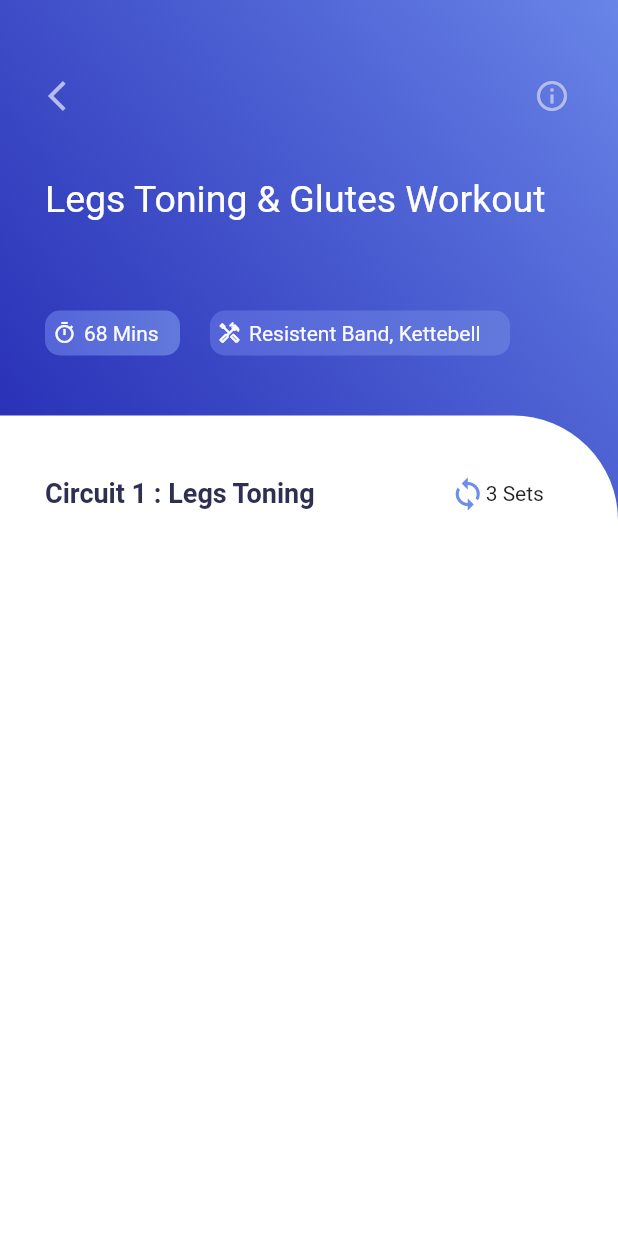
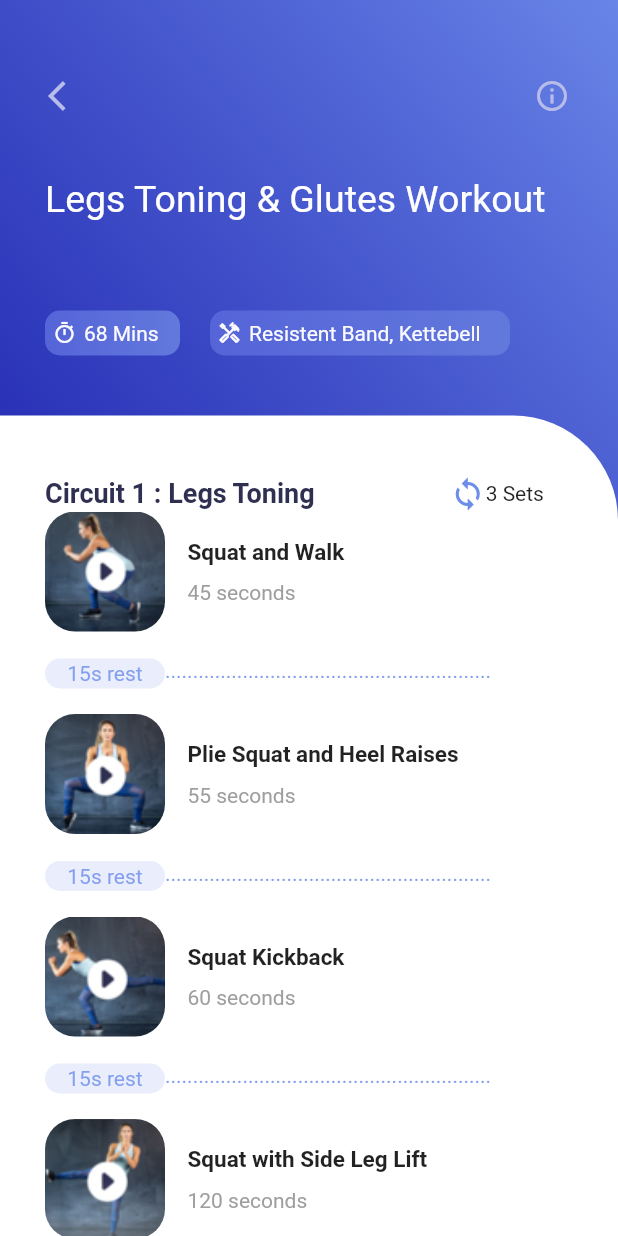
Before and after one commit to jaimonga420/training-app-ui, a Flutter app: the screen it shows after launch, after a tap on the "arrow forward" icon, on a phone screen of 412 x 824 dp. Run offline on Flutter 3.47's test engine with Material 2 defaults, Android fonts, the phone set to English and light mode, and no system bars.

Commit message:
Completed UI of videos info screen

```diff
--- a/json/videoinfo.json
+++ b/json/videoinfo.json
@@ -2,25 +2,25 @@
   {
     "title": "Squat and Walk",
     "time": "45 seconds",
-    "thumbnail": "embed/squat1.jpg",
+    "thumbnail": "assets/images/squat1.jpg",
     "videoUrl": "http://db.bslmeiyu.com/uploads/uploads/video/2021/08/21/1-%20Introduction.mp4"
   },
   {
     "title": "Plie Squat and Heel Raises",
     "time": "55 seconds",
-    "thumbnail": "embed/squat2.jpg",
+    "thumbnail": "assets/images/squat2.jpg",
     "videoUrl": "https://img.bslmeiyu.com/uploads/20170706/The%20Bananas%20Song%20%20Counting%20Bananas%20%20Super%20Simple%20Songs.mp4"
   },
   {
     "title": "Squat Kickback",
     "time": "60 seconds",
-    "thumbnail": "embed/squat3.jpg",
+    "thumbnail": "assets/images/squat3.jpg",
     "videoUrl": "https://flutter.github.io/assets-for-api-docs/assets/videos/butterfly.mp4"
   },
   {
     "title": "Squat with Side Leg Lift",
     "time": "120 seconds",
-    "thumbnail": "embed/squat4.jpg",
+    "thumbnail": "assets/images/squat4.jpg",
     "videoUrl": "https://flutter.github.io/assets-for-api-docs/assets/videos/butterfly.mp4"
   }
 
--- a/lib/main.dart
+++ b/lib/main.dart
@@ -22,11 +22,9 @@ class MyApp extends StatelessWidget {
       ),
       home: const Home(),
       routes: {
-        '/videosinfo' :(context) => VideosInfo(),
-        '/home' :(context) => Home(),
+        '/videosinfo': (context) => VideosInfo(),
+        '/home': (context) => Home(),
       },
-
     );
-
   }
 }
--- a/lib/widgets/area_of_focus.dart
+++ b/lib/widgets/area_of_focus.dart
@@ -14,9 +14,13 @@ class AreaOfFocus extends StatefulWidget {
 class _AreaOfFocusState extends State<AreaOfFocus> {
   var _muscleList = [];
 
-  _initData() {
-    DefaultAssetBundle.of(context).loadString('json/info.json').then((value) {
-      _muscleList = json.decode(value);
+  _initData() async {
+    await DefaultAssetBundle.of(context)
+        .loadString('json/info.json')
+        .then((value) {
+      setState(() {
+        _muscleList = json.decode(value);
+      });
     });
   }
 
--- a/lib/widgets/details.dart
+++ b/lib/widgets/details.dart
@@ -32,7 +32,9 @@ class _DetailsState extends State<Details> {
         IconButton(
           color: color.AppColor.homePageIcons,
           onPressed: () {
-            Navigator.of(context).pushNamed(VideosInfo.routeName);
+            Navigator.of(context).pushNamed(VideosInfo.routeName).then((value) {
+              setState(() {});
+            });
           },
           icon: const Icon(Icons.arrow_forward),
         ),
--- a/lib/widgets/tutorials.dart
+++ b/lib/widgets/tutorials.dart
@@ -3,6 +3,7 @@ import 'dart:convert';
 import 'package:flutter/material.dart';
 
 import '../helpers/colors.dart' as color;
+import '../widgets/videos_list.dart';
 
 class Tutorials extends StatefulWidget {
   const Tutorials({Key? key}) : super(key: key);
@@ -12,11 +13,13 @@ class Tutorials extends StatefulWidget {
 }
 
 class _TutorialsState extends State<Tutorials> {
-  var _tutorialsList = [];
+  var _videosList = [];
 
-  _initData() {
-    DefaultAssetBundle.of(context).loadString('json/info.json').then((value) {
-      _tutorialsList = json.decode(value);
+  _initData() async {
+    await DefaultAssetBundle.of(context)
+        .loadString('json/videoinfo.json')
+        .then((value) {
+      _videosList = json.decode(value);
     });
   }
 
@@ -50,19 +53,20 @@ class _TutorialsState extends State<Tutorials> {
                     color: color.AppColor.circuitsColor,
                   ),
                 ),
-                SizedBox(
+                const SizedBox(
                   width: 90,
                 ),
                 Icon(
                   Icons.loop_outlined,
                   color: color.AppColor.loopColor,
                 ),
-                Text(
+                const Text(
                   '3 Sets',
                   style: TextStyle(),
                 )
               ],
-            )
+            ),
+            VideosList(),
           ],
         ),
       ),
--- /dev/null
+++ b/lib/widgets/videos_list.dart
@@ -0,0 +1,121 @@
+import 'dart:convert';
+
+import 'package:flutter/material.dart';
+
+import '../helpers/colors.dart' as color;
+
+class VideosList extends StatefulWidget {
+  const VideosList({Key? key}) : super(key: key);
+
+  @override
+  State<VideosList> createState() => _VideosListState();
+}
+
+class _VideosListState extends State<VideosList> {
+  var _videosList = [];
+
+  _initData() async {
+    await DefaultAssetBundle.of(context)
+        .loadString('json/videoinfo.json')
+        .then((value) {
+      setState(() {
+        _videosList = json.decode(value);
+      });
+    });
+  }
+
+  @override
+  void initState() {
+    _initData();
+    super.initState();
+  }
+
+  @override
+  Widget build(BuildContext context) {
+    return Expanded(
+      child: ListView.builder(
+          itemCount: _videosList.length,
+          itemBuilder: (context, index) {
+            return GestureDetector(
+              onTap: () {
+                debugPrint(index.toString());
+              },
+              child: Container(
+                height: 135,
+                // color: Colors.red,
+                child: Column(
+                  children: [
+                    Row(
+                      children: [
+                        Container(
+                          height: 80,
+                          width: 80,
+                          decoration: BoxDecoration(
+                            borderRadius: BorderRadius.circular(20),
+                            image: DecorationImage(
+                              fit: BoxFit.cover,
+                              image: AssetImage(
+                                _videosList[index]["thumbnail"],
+                              ),
+                            ),
+                          ),
+                        ),
+                        Container(
+                          padding: const EdgeInsets.only(left: 15),
+                          child: Column(
+                            crossAxisAlignment: CrossAxisAlignment.start,
+                            children: [
+                              Text(_videosList[index]["title"],
+                                  style: const TextStyle(
+                                      fontSize: 15,
+                                      fontWeight: FontWeight.bold)),
+                              const SizedBox(
+                                height: 10,
+                              ),
+                              Text(
+                                _videosList[index]["time"],
+                                style: TextStyle(color: Colors.grey[500]),
+                              )
+                            ],
+                          ),
+                        )
+                      ],
+                    ),
+                    Padding(
+                      padding: const EdgeInsets.only(top: 18.0),
+                      child: Row(
+                        children: [
+                          Container(
+                            width: 80,
+                            height: 20,
+                            decoration: BoxDecoration(
+                                color: const Color(0xFFeaeefc),
+                                borderRadius: BorderRadius.circular(25)),
+                            child: const Center(
+                              child: Text(
+                                '15s rest',
+                                style: TextStyle(color: Color(0xff839fed)),
+                              ),
+                            ),
+                          ),
+                          // ignore: sized_box_for_whitespace
+                          Container(
+                            width: 220,
+                            height: 20,
+                            child: const Center(
+                                child: Text(
+                              '.................................................................',
+                              style: TextStyle(color: Color(0xff839fed)),
+                            )),
+                          )
+                        ],
+                      ),
+                    )
+                  ],
+                ),
+              ),
+            );
+          }),
+    );
+  }
+}
```
